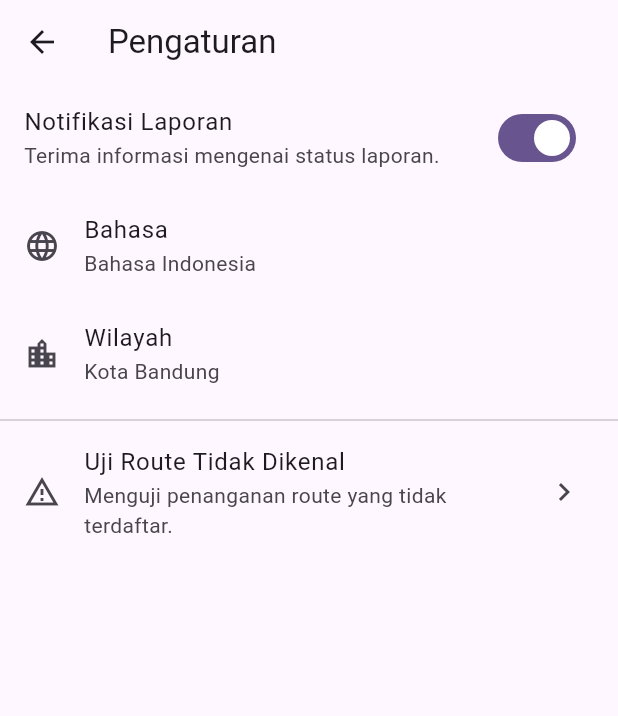
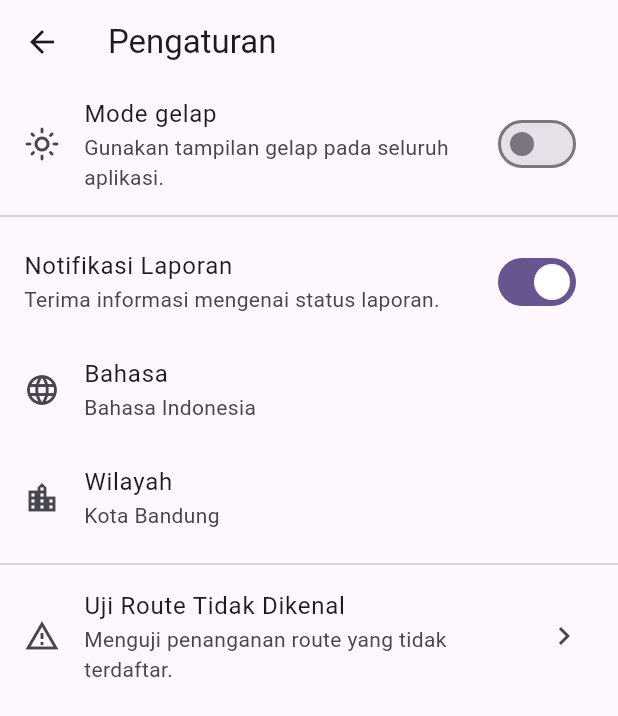
Before and after one commit to amiasora/tubes_glowupbandung_707012400107, a Flutter app: the Pengaturan screen opened by its route, on a phone screen of 412 x 824 dp. Shown: the top 716 px of the screen. Run offline on Flutter 3.47's test engine with Material 3 defaults, Android fonts, the phone set to English and light mode, and no system bars; our stand-ins replace flutter_bloc.

Commit message:
Tambahkan tema terang dan gelap dengan ThemeCubit

```diff
--- /dev/null
+++ b/lib/cubit/theme_cubit.dart
@@ -0,0 +1,10 @@
+import 'package:flutter/material.dart';
+import 'package:flutter_bloc/flutter_bloc.dart';
+
+class ThemeCubit extends Cubit<ThemeMode> {
+  ThemeCubit() : super(ThemeMode.light);
+
+  void ubahModeGelap(bool aktif) {
+    emit(aktif ? ThemeMode.dark : ThemeMode.light);
+  }
+}
--- a/lib/pages/pengaturan.dart
+++ b/lib/pages/pengaturan.dart
@@ -1,4 +1,7 @@
 import 'package:flutter/material.dart';
+import 'package:flutter_bloc/flutter_bloc.dart';
+
+import '../cubit/theme_cubit.dart';
 
 class Pengaturan extends StatelessWidget {
   const Pengaturan({super.key});
@@ -18,6 +21,29 @@ class Pengaturan extends StatelessWidget {
       ),
       body: ListView(
         children: [
+          BlocBuilder<ThemeCubit, ThemeMode>(
+            builder: (context, modeTema) {
+              final modeGelap = modeTema == ThemeMode.dark;
+
+              return SwitchListTile(
+                key: const ValueKey('sakelar-mode-gelap'),
+                secondary: Icon(
+                  modeGelap
+                      ? Icons.dark_mode_outlined
+                      : Icons.light_mode_outlined,
+                ),
+                value: modeGelap,
+                onChanged: (aktif) {
+                  context.read<ThemeCubit>().ubahModeGelap(aktif);
+                },
+                title: const Text('Mode gelap'),
+                subtitle: const Text(
+                  'Gunakan tampilan gelap pada seluruh aplikasi.',
+                ),
+              );
+            },
+          ),
+          const Divider(),
           SwitchListTile(
             value: true,
             onChanged: (_) {},
--- /dev/null
+++ b/lib/theme/app_theme.dart
@@ -0,0 +1,23 @@
+import 'package:flutter/material.dart';
+
+class AppTheme {
+  AppTheme._();
+
+  static const Color warnaDasar = Colors.deepPurple;
+
+  static ThemeData get lightTheme => _buatTema(Brightness.light);
+
+  static ThemeData get darkTheme => _buatTema(Brightness.dark);
+
+  static ThemeData _buatTema(Brightness brightness) {
+    final skemaWarna = ColorScheme.fromSeed(
+      seedColor: warnaDasar,
+      brightness: brightness,
+    );
+
+    return ThemeData(
+      useMaterial3: true,
+      colorScheme: skemaWarna,
+    );
+  }
+}
```
Also changed, not shown: lib/main.dart (+19 -7 lines).
